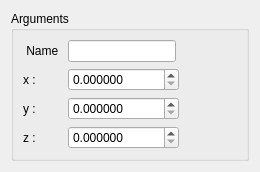
First picture: the form in src/HEXABLOCKGUI/Vertex_QTD.ui, repository SalomePlatform/hexablock, before the edit.
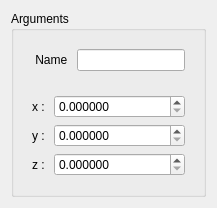
Second picture: the form after the edit.

```diff
--- a/src/HEXABLOCKGUI/Vertex_QTD.ui
+++ b/src/HEXABLOCKGUI/Vertex_QTD.ui
@@ -6,8 +6,8 @@
    <rect>
     <x>0</x>
     <y>0</y>
-    <width>260</width>
-    <height>160</height>
+    <width>210</width>
+    <height>202</height>
    </rect>
   </property>
   <property name="sizePolicy">
@@ -18,7 +18,7 @@
   </property>
   <property name="minimumSize">
    <size>
-    <width>260</width>
+    <width>0</width>
     <height>0</height>
    </size>
   </property>
@@ -31,18 +31,18 @@
   <property name="windowTitle">
    <string>Vertex Construction</string>
   </property>
-  <layout class="QVBoxLayout" name="verticalLayout_2">
-   <property name="sizeConstraint">
-    <enum>QLayout::SetDefaultConstraint</enum>
-   </property>
+  <layout class="QVBoxLayout" name="verticalLayout">
    <item>
     <widget class="QGroupBox" name="groupBox">
      <property name="title">
       <string>Arguments</string>
      </property>
-     <layout class="QFormLayout" name="formLayout">
+     <layout class="QVBoxLayout" name="verticalLayout_2">
+      <item>
+       <widget class="QWidget" name="widget" native="true">
+        <layout class="QFormLayout" name="formLayout_2">
       <property name="fieldGrowthPolicy">
-       <enum>QFormLayout::ExpandingFieldsGrow</enum>
+          <enum>QFormLayout::AllNonFixedFieldsGrow</enum>
       </property>
       <item row="0" column="0">
        <widget class="QLabel" name="label_6">
@@ -54,20 +54,26 @@
       <item row="0" column="1">
        <widget class="QLineEdit" name="name_le">
         <property name="sizePolicy">
-         <sizepolicy hsizetype="Preferred" vsizetype="Fixed">
+            <sizepolicy hsizetype="Minimum" vsizetype="Fixed">
           <horstretch>0</horstretch>
           <verstretch>0</verstretch>
          </sizepolicy>
         </property>
         <property name="maximumSize">
          <size>
-          <width>127</width>
+             <width>16777215</width>
           <height>16777215</height>
          </size>
         </property>
        </widget>
       </item>
-      <item row="1" column="0">
+        </layout>
+       </widget>
+      </item>
+      <item>
+       <widget class="QWidget" name="widget_2" native="true">
+        <layout class="QFormLayout" name="formLayout">
+         <item row="0" column="0">
        <widget class="QLabel" name="label">
         <property name="sizePolicy">
          <sizepolicy hsizetype="Maximum" vsizetype="Preferred">
@@ -80,10 +86,10 @@
         </property>
        </widget>
       </item>
-      <item row="1" column="1">
+         <item row="0" column="1">
        <widget class="QDoubleSpinBox" name="x_spb">
         <property name="sizePolicy">
-         <sizepolicy hsizetype="Maximum" vsizetype="Fixed">
+            <sizepolicy hsizetype="Minimum" vsizetype="Fixed">
           <horstretch>0</horstretch>
           <verstretch>0</verstretch>
          </sizepolicy>
@@ -96,7 +102,7 @@
         </property>
        </widget>
       </item>
-      <item row="2" column="0">
+         <item row="1" column="0">
        <widget class="QLabel" name="label_2">
         <property name="sizePolicy">
          <sizepolicy hsizetype="Maximum" vsizetype="Preferred">
@@ -109,10 +115,10 @@
         </property>
        </widget>
       </item>
-      <item row="2" column="1">
+         <item row="1" column="1">
        <widget class="QDoubleSpinBox" name="y_spb">
         <property name="sizePolicy">
-         <sizepolicy hsizetype="Maximum" vsizetype="Fixed">
+            <sizepolicy hsizetype="Minimum" vsizetype="Fixed">
           <horstretch>0</horstretch>
           <verstretch>0</verstretch>
          </sizepolicy>
@@ -125,7 +131,7 @@
         </property>
        </widget>
       </item>
-      <item row="3" column="0">
+         <item row="2" column="0">
        <widget class="QLabel" name="label_3">
         <property name="sizePolicy">
          <sizepolicy hsizetype="Maximum" vsizetype="Preferred">
@@ -138,10 +144,10 @@
         </property>
        </widget>
       </item>
-      <item row="3" column="1">
+         <item row="2" column="1">
        <widget class="QDoubleSpinBox" name="z_spb">
         <property name="sizePolicy">
-         <sizepolicy hsizetype="Maximum" vsizetype="Fixed">
+            <sizepolicy hsizetype="Minimum" vsizetype="Fixed">
           <horstretch>0</horstretch>
           <verstretch>0</verstretch>
          </sizepolicy>
@@ -155,6 +161,20 @@
        </widget>
       </item>
      </layout>
+        <zorder>x_spb</zorder>
+        <zorder>label</zorder>
+        <zorder>x_spb</zorder>
+        <zorder>y_spb</zorder>
+        <zorder>label_2</zorder>
+        <zorder>z_spb</zorder>
+        <zorder>label_3</zorder>
+       </widget>
+      </item>
+     </layout>
+     <zorder>widget</zorder>
+     <zorder>widget_2</zorder>
+     <zorder>x_spb</zorder>
+     <zorder>label</zorder>
     </widget>
    </item>
   </layout>
```
Lines whose indentation alone changed are shown as unchanged.
